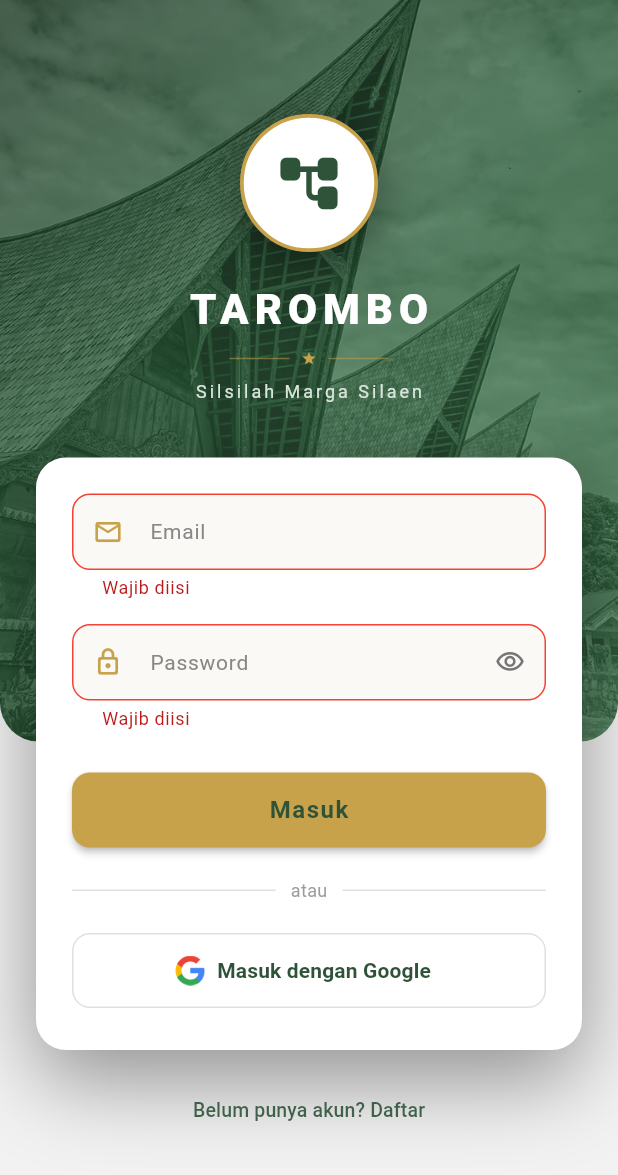
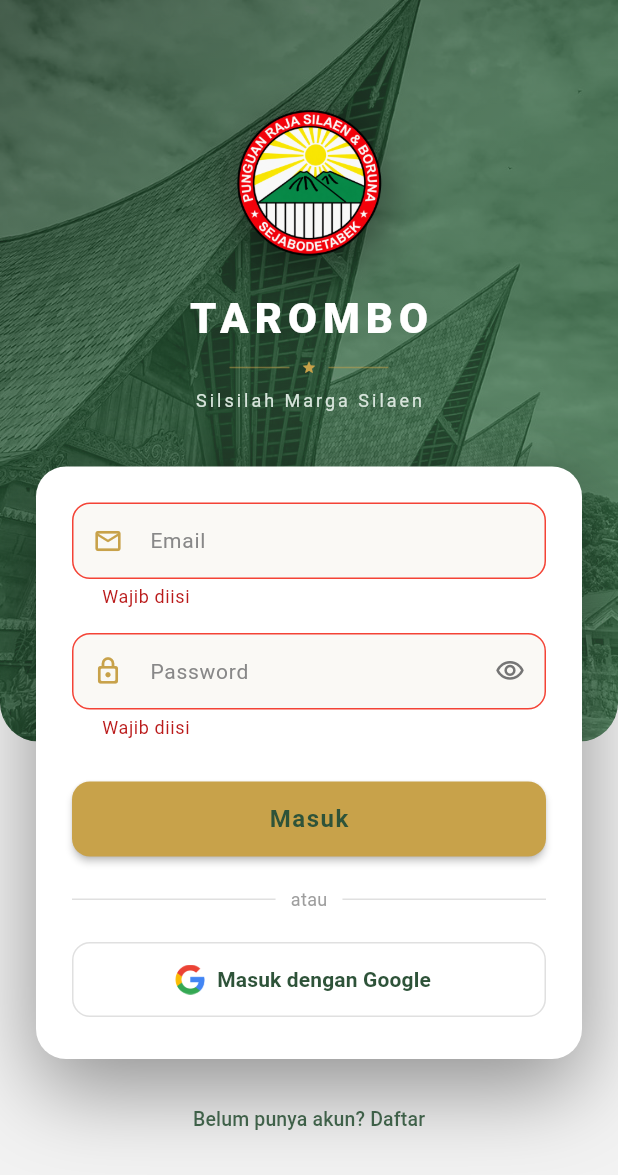
Before and after one commit to rofianto507/TaromboMobile, a Flutter app: the screen it shows after launch, after a tap on "Masuk", on a phone screen of 412 x 824 dp. Shown: the top 1175 px of the screen. Run offline on Flutter 3.47's test engine with Material 3 defaults, Android fonts, the phone set to English and light mode, and no system bars; our stand-ins replace cached_network_image, dio, file_picker, firebase_core, firebase_messaging, flutter_html and 12 more; missing offline and left inert: graphview; accounts and stored records are empty; network calls fail.

Commit message:
feat: Update app icons and splash screen assets; modify colors for adaptive icons

```diff
--- a/lib/features/auth/data/repositories/auth_repository_impl.dart
+++ b/lib/features/auth/data/repositories/auth_repository_impl.dart
@@ -11,7 +11,10 @@ class AuthRepositoryImpl implements AuthRepository {
   AuthRepositoryImpl(this._remote, this._storage);
 
   @override
-  Future<User> login({required String username, required String password}) async {
+  Future<User> login({
+    required String username,
+    required String password,
+  }) async {
     final model = await _remote.login(username: username, password: password);
     return model.toEntity();
   }
--- a/lib/features/auth/domain/entities/user.dart
+++ b/lib/features/auth/domain/entities/user.dart
@@ -3,9 +3,5 @@ class User {
   final String name;
   final String login;
 
-  const User({
-    required this.id,
-    required this.name,
-    required this.login,
-  });
+  const User({required this.id, required this.name, required this.login});
 }
--- a/lib/features/auth/presentation/screens/login_screen.dart
+++ b/lib/features/auth/presentation/screens/login_screen.dart
@@ -138,13 +138,12 @@ class _LoginScreenState extends ConsumerState<LoginScreen> {
                   child: Column(
                     mainAxisSize: MainAxisSize.min,
                     children: [
+                      // Lambang Punguan Raja Silaen & Boruna.
                       Container(
-                        width: 92,
-                        height: 92,
+                        width: 104,
+                        height: 104,
                         decoration: BoxDecoration(
                           shape: BoxShape.circle,
-                          color: Colors.white,
-                          border: Border.all(color: _kGold, width: 2.5),
                           boxShadow: [
                             BoxShadow(
                               color: Colors.black.withValues(alpha: 0.35),
@@ -154,10 +153,9 @@ class _LoginScreenState extends ConsumerState<LoginScreen> {
                             ),
                           ],
                         ),
-                        child: const Icon(
-                          Icons.account_tree_rounded,
-                          size: 46,
-                          color: _kGreen1,
+                        child: Image.asset(
+                          'assets/images/logo.png',
+                          fit: BoxFit.contain,
                         ),
                       ),
                       const SizedBox(height: 18),
--- a/lib/features/splash/splash_screen.dart
+++ b/lib/features/splash/splash_screen.dart
@@ -25,13 +25,12 @@ class SplashScreen extends StatelessWidget {
             child: Column(
               mainAxisSize: MainAxisSize.min,
               children: [
+                // Lambang Punguan Raja Silaen & Boruna.
                 Container(
-                  width: 108,
-                  height: 108,
+                  width: 120,
+                  height: 120,
                   decoration: BoxDecoration(
                     shape: BoxShape.circle,
-                    color: Colors.white,
-                    border: Border.all(color: _kGold, width: 2.5),
                     boxShadow: [
                       BoxShadow(
                         color: Colors.black.withValues(alpha: 0.4),
@@ -41,10 +40,9 @@ class SplashScreen extends StatelessWidget {
                       ),
                     ],
                   ),
-                  child: const Icon(
-                    Icons.account_tree_rounded,
-                    size: 54,
-                    color: _kGreen1,
+                  child: Image.asset(
+                    'assets/images/logo.png',
+                    fit: BoxFit.contain,
                   ),
                 ),
                 const SizedBox(height: 28),
--- a/pubspec.yaml
+++ b/pubspec.yaml
@@ -1,7 +1,7 @@
 name: tarombo_mobile
 description: "Tarombo Mobile - Aplikasi silsilah keluarga marga Silaen untuk anggota."
 publish_to: 'none'
-version: 1.0.6+7
+version: 1.0.8+9
 
 environment:
   sdk: ^3.12.2
@@ -80,7 +80,7 @@ flutter_launcher_icons:
   image_path: "assets/images/logo.png"
   image_path_ios: "assets/images/logo_ios.png"
   min_sdk_android: 21
-  adaptive_icon_background: "#2E5339"
+  adaptive_icon_background: "#FFFFFF"
   adaptive_icon_foreground: "assets/images/logo_foreground.png"
   remove_alpha_ios: true
 dependency_overrides:
```
Also changed, not shown: lib/features/auth/data/datasources/auth_remote_datasource.dart (+37 -12 lines), lib/features/auth/presentation/providers/auth_provider.dart (+14 -6 lines), assets/images/logo.png, assets/images/logo_foreground.png, assets/images/logo_ios.png, 33 other files.
